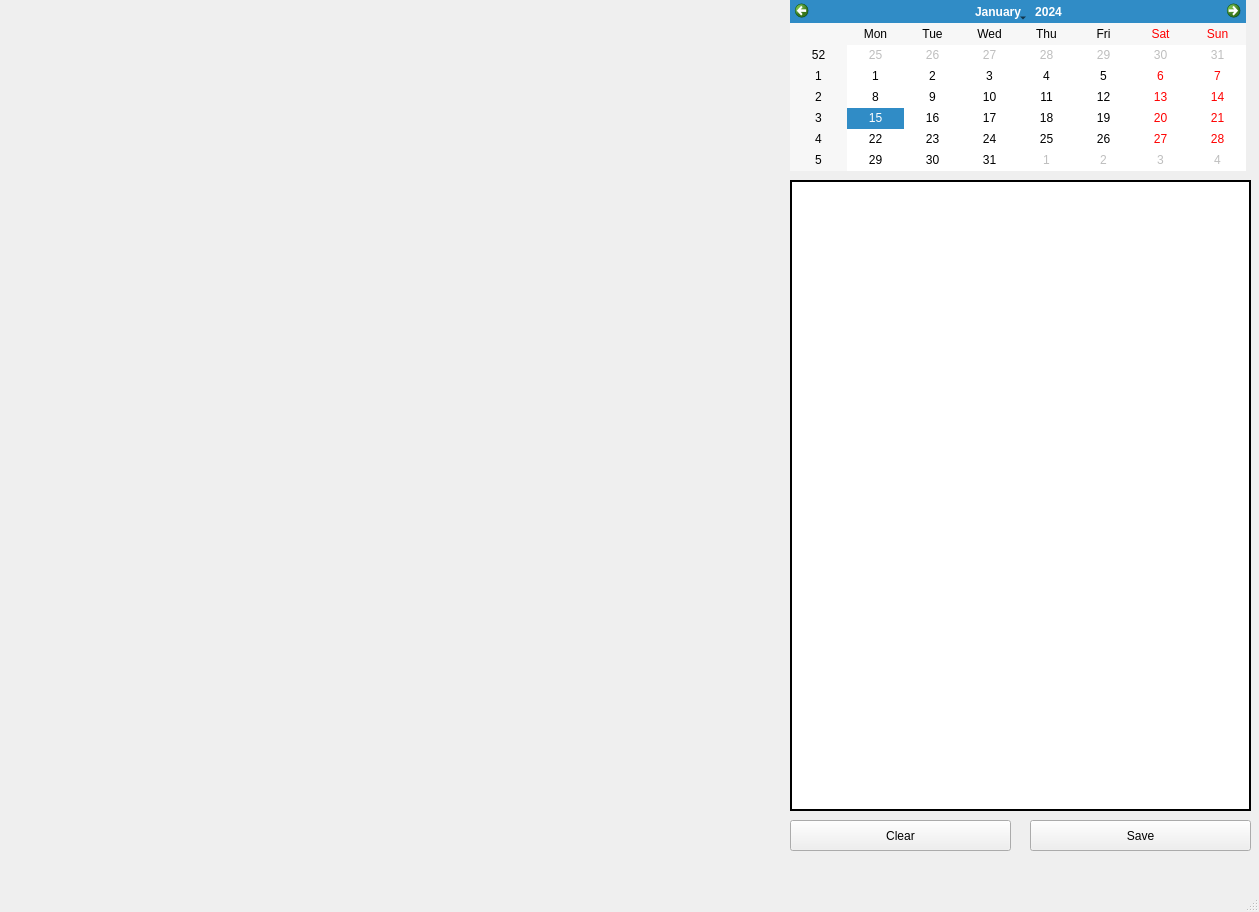
Before: the Qt Designer form app.ui in FakhrutdinovAlexey/project_daily, drawn with Qt 5.
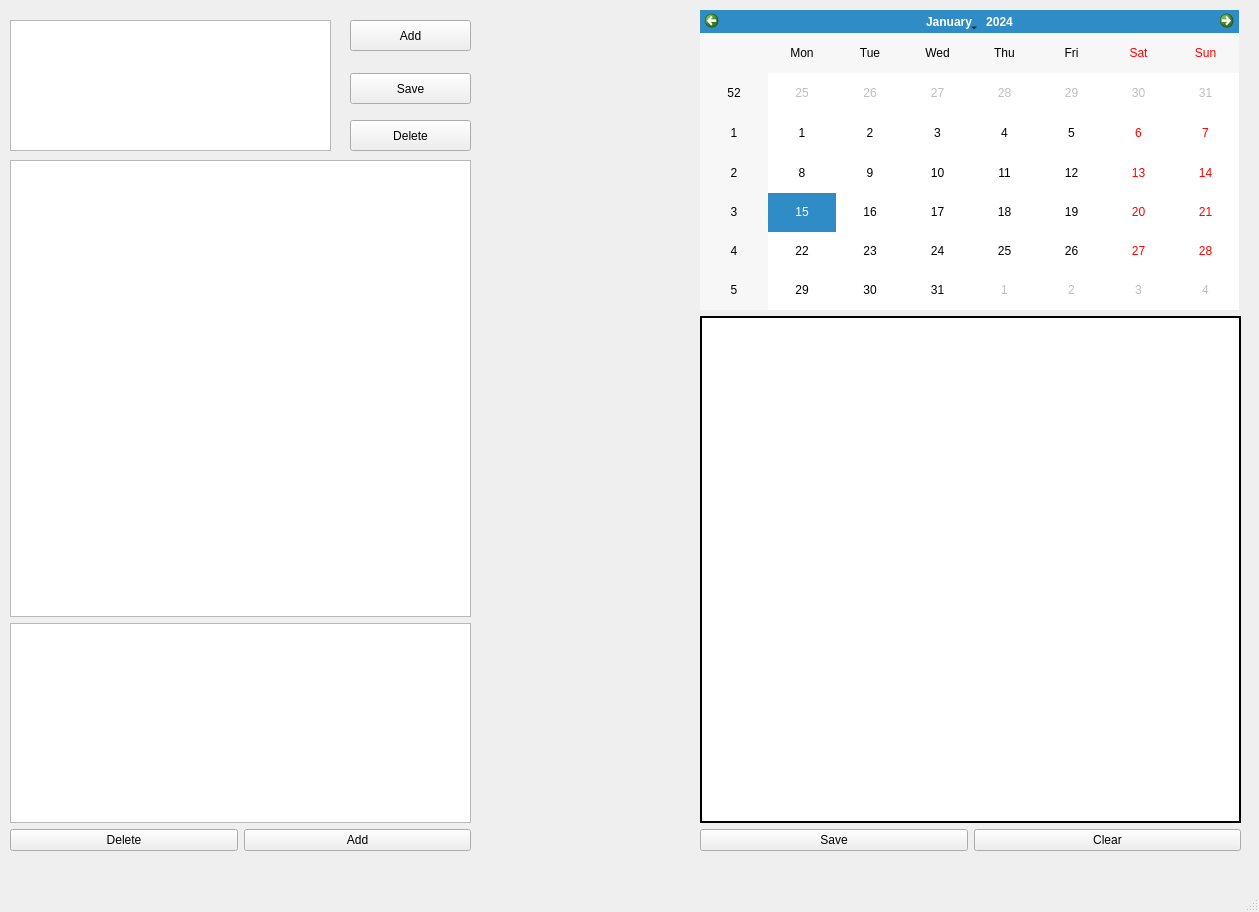
After: the same form once the commit is applied.

```diff
--- a/app.ui
+++ b/app.ui
@@ -14,63 +14,98 @@
    <string>MainWindow</string>
   </property>
   <widget class="QWidget" name="centralwidget">
-   <widget class="QCalendarWidget" name="calendarWidget">
+   <widget class="QWidget" name="verticalLayoutWidget">
     <property name="geometry">
      <rect>
-      <x>790</x>
-      <y>0</y>
-      <width>456</width>
-      <height>171</height>
-     </rect>
-    </property>
-    <property name="firstDayOfWeek">
-     <enum>Qt::Monday</enum>
-    </property>
-   </widget>
-   <widget class="QTextBrowser" name="textBrowser">
-    <property name="geometry">
-     <rect>
-      <x>790</x>
-      <y>180</y>
+      <x>10</x>
+      <y>160</y>
       <width>461</width>
-      <height>631</height>
+      <height>691</height>
      </rect>
     </property>
-    <property name="frameShape">
-     <enum>QFrame::WinPanel</enum>
+    <layout class="QVBoxLayout" name="verticalLayout">
+     <item>
+      <widget class="QListWidget" name="listWidget">
+       <property name="movement">
+        <enum>QListView::Static</enum>
+       </property>
+      </widget>
+     </item>
+     <item>
+      <widget class="QTextBrowser" name="textBrowser_2">
+       <property name="maximumSize">
+        <size>
+         <width>16777215</width>
+         <height>200</height>
+        </size>
+       </property>
+       <property name="readOnly">
+        <bool>false</bool>
+       </property>
+      </widget>
+     </item>
+     <item>
+      <layout class="QHBoxLayout" name="horizontalLayout_2">
+       <item>
+        <widget class="QPushButton" name="pushButton_delete">
+         <property name="text">
+          <string>Delete</string>
+         </property>
+        </widget>
+       </item>
+       <item>
+        <widget class="QPushButton" name="pushButton_add">
+         <property name="text">
+          <string>Add</string>
+         </property>
+        </widget>
+       </item>
+      </layout>
+     </item>
+    </layout>
+   </widget>
+   <widget class="QListWidget" name="listWidget2">
+    <property name="geometry">
+     <rect>
+      <x>10</x>
+      <y>20</y>
+      <width>321</width>
+      <height>131</height>
+     </rect>
     </property>
-    <property name="frameShadow">
-     <enum>QFrame::Plain</enum>
+   </widget>
+   <widget class="QPushButton" name="pushButton">
+    <property name="geometry">
+     <rect>
+      <x>350</x>
+      <y>20</y>
+      <width>121</width>
+      <height>31</height>
+     </rect>
     </property>
-    <property name="lineWidth">
-     <number>1</number>
+    <property name="text">
+     <string>Add</string>
     </property>
-    <property name="midLineWidth">
-     <number>0</number>
-    </property>
-    <property name="readOnly">
-     <bool>false</bool>
-    </property>
    </widget>
-   <widget class="QPushButton" name="pushButton_clear">
+   <widget class="QPushButton" name="pushButton_2">
     <property name="geometry">
      <rect>
-      <x>790</x>
-      <y>820</y>
-      <width>221</width>
+      <x>350</x>
+      <y>120</y>
+      <width>121</width>
       <height>31</height>
      </rect>
     </property>
     <property name="text">
-     <string>Clear</string>
+     <string>Delete</string>
     </property>
    </widget>
-   <widget class="QPushButton" name="pushButton_save">
+   <widget class="QToolButton" name="toolButton">
     <property name="geometry">
      <rect>
-      <x>1030</x>
-      <y>820</y>
-      <width>221</width>
+      <x>350</x>
+      <y>73</y>
+      <width>121</width>
       <height>31</height>
      </rect>
     </property>
@@ -78,6 +113,74 @@
      <string>Save</string>
     </property>
    </widget>
+   <widget class="QWidget" name="verticalLayoutWidget_2">
+    <property name="geometry">
+     <rect>
+      <x>700</x>
+      <y>10</y>
+      <width>541</width>
+      <height>841</height>
+     </rect>
+    </property>
+    <layout class="QVBoxLayout" name="verticalLayout_2">
+     <item>
+      <widget class="QCalendarWidget" name="calendarWidget">
+       <property name="enabled">
+        <bool>true</bool>
+       </property>
+       <property name="maximumSize">
+        <size>
+         <width>539</width>
+         <height>300</height>
+        </size>
+       </property>
+       <property name="firstDayOfWeek">
+        <enum>Qt::Monday</enum>
+       </property>
+      </widget>
+     </item>
+     <item>
+      <widget class="QTextBrowser" name="textBrowser">
+       <property name="frameShape">
+        <enum>QFrame::WinPanel</enum>
+       </property>
+       <property name="frameShadow">
+        <enum>QFrame::Plain</enum>
+       </property>
+       <property name="lineWidth">
+        <number>1</number>
+       </property>
+       <property name="midLineWidth">
+        <number>0</number>
+       </property>
+       <property name="documentTitle">
+        <string/>
+       </property>
+       <property name="readOnly">
+        <bool>false</bool>
+       </property>
+      </widget>
+     </item>
+     <item>
+      <layout class="QHBoxLayout" name="horizontalLayout">
+       <item>
+        <widget class="QPushButton" name="pushButton_save">
+         <property name="text">
+          <string>Save</string>
+         </property>
+        </widget>
+       </item>
+       <item>
+        <widget class="QPushButton" name="pushButton_clear">
+         <property name="text">
+          <string>Clear</string>
+         </property>
+        </widget>
+       </item>
+      </layout>
+     </item>
+    </layout>
+   </widget>
   </widget>
   <widget class="QMenuBar" name="menubar">
    <property name="geometry">
```
Left out of the diff: 3 changed lines with no effect on the pictures.
